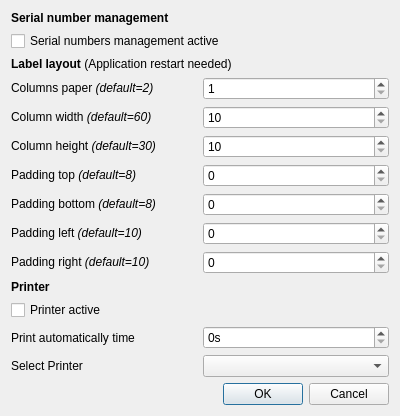
Before: the Qt Designer form app/ui/settings_diag.ui in davidsenoner/emec-drv-canopen-tester, drawn with Qt 5.
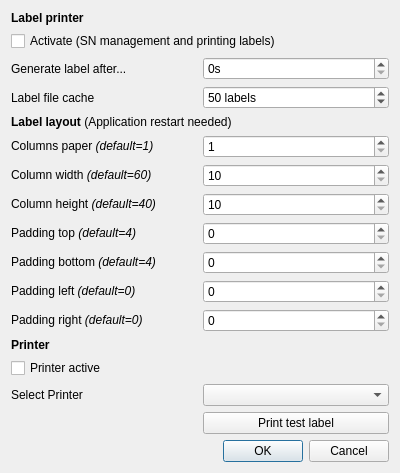
After: the same form once the commit is applied.

Commit message: feat: redesign label adding EMEC logo and table lines feat: print label when scanned/typed serial number feat: remove automatically older label files feat: add widgets for typing or scanning SN feat: print testlabel in settings dialog feat:

```diff
--- a/app/ui/settings_diag.ui
+++ b/app/ui/settings_diag.ui
@@ -7,7 +7,7 @@
     <x>0</x>
     <y>0</y>
     <width>400</width>
-    <height>384</height>
+    <height>443</height>
    </rect>
   </property>
   <property name="windowTitle">
@@ -17,7 +17,7 @@
    <item>
     <widget class="QLabel" name="label_2">
      <property name="text">
-      <string>&lt;html&gt;&lt;head/&gt;&lt;body&gt;&lt;p&gt;&lt;span style=&quot; font-weight:600;&quot;&gt;Serial number management&lt;/span&gt;&lt;/p&gt;&lt;/body&gt;&lt;/html&gt;</string>
+      <string>&lt;html&gt;&lt;head/&gt;&lt;body&gt;&lt;p&gt;&lt;span style=&quot; font-weight:600;&quot;&gt;Label printer&lt;/span&gt;&lt;/p&gt;&lt;/body&gt;&lt;/html&gt;</string>
      </property>
     </widget>
    </item>
@@ -26,7 +26,54 @@
      <item row="0" column="0">
       <widget class="QCheckBox" name="cb_sn_active">
        <property name="text">
-        <string>Serial numbers management active</string>
+        <string>Activate (SN management and printing labels)</string>
+       </property>
+      </widget>
+     </item>
+    </layout>
+   </item>
+   <item>
+    <layout class="QGridLayout" name="gridLayout_4">
+     <item row="0" column="1">
+      <widget class="QSpinBox" name="sb_print_autom_timer">
+       <property name="toolTip">
+        <string>After this test-time a test report label with serialnumber will be printed</string>
+       </property>
+       <property name="suffix">
+        <string>s</string>
+       </property>
+       <property name="maximum">
+        <number>3600</number>
+       </property>
+      </widget>
+     </item>
+     <item row="0" column="0">
+      <widget class="QLabel" name="label_3">
+       <property name="text">
+        <string>Generate label after...</string>
+       </property>
+      </widget>
+     </item>
+     <item row="1" column="0">
+      <widget class="QLabel" name="label_12">
+       <property name="text">
+        <string>Label file cache</string>
+       </property>
+      </widget>
+     </item>
+     <item row="1" column="1">
+      <widget class="QSpinBox" name="sb_label_file_cache">
+       <property name="suffix">
+        <string> labels</string>
+       </property>
+       <property name="minimum">
+        <number>1</number>
+       </property>
+       <property name="maximum">
+        <number>1000</number>
+       </property>
+       <property name="value">
+        <number>50</number>
        </property>
       </widget>
      </item>
@@ -44,14 +91,14 @@
      <item row="5" column="0">
       <widget class="QLabel" name="label_9">
        <property name="text">
-        <string>&lt;html&gt;&lt;head/&gt;&lt;body&gt;&lt;p&gt;Padding bottom &lt;span style=&quot; font-style:italic;&quot;&gt;(default=8)&lt;/span&gt;&lt;/p&gt;&lt;/body&gt;&lt;/html&gt;</string>
+        <string>&lt;html&gt;&lt;head/&gt;&lt;body&gt;&lt;p&gt;Padding bottom &lt;span style=&quot; font-style:italic;&quot;&gt;(default=4)&lt;/span&gt;&lt;/p&gt;&lt;/body&gt;&lt;/html&gt;</string>
        </property>
       </widget>
      </item>
      <item row="6" column="0">
       <widget class="QLabel" name="label_10">
        <property name="text">
-        <string>&lt;html&gt;&lt;head/&gt;&lt;body&gt;&lt;p&gt;Padding left &lt;span style=&quot; font-style:italic;&quot;&gt;(default=10)&lt;/span&gt;&lt;/p&gt;&lt;/body&gt;&lt;/html&gt;</string>
+        <string>&lt;html&gt;&lt;head/&gt;&lt;body&gt;&lt;p&gt;Padding left &lt;span style=&quot; font-style:italic;&quot;&gt;(default=0)&lt;/span&gt;&lt;/p&gt;&lt;/body&gt;&lt;/html&gt;</string>
        </property>
       </widget>
      </item>
@@ -71,14 +118,14 @@
      <item row="4" column="0">
       <widget class="QLabel" name="label_8">
        <property name="text">
-        <string>&lt;html&gt;&lt;head/&gt;&lt;body&gt;&lt;p&gt;Padding top &lt;span style=&quot; font-style:italic;&quot;&gt;(default=8)&lt;/span&gt;&lt;/p&gt;&lt;/body&gt;&lt;/html&gt;</string>
+        <string>&lt;html&gt;&lt;head/&gt;&lt;body&gt;&lt;p&gt;Padding top &lt;span style=&quot; font-style:italic;&quot;&gt;(default=4)&lt;/span&gt;&lt;/p&gt;&lt;/body&gt;&lt;/html&gt;</string>
        </property>
       </widget>
      </item>
      <item row="1" column="0">
       <widget class="QLabel" name="label_5">
        <property name="text">
-        <string>&lt;html&gt;&lt;head/&gt;&lt;body&gt;&lt;p&gt;Columns paper&lt;span style=&quot; font-style:italic;&quot;&gt; (default=2)&lt;/span&gt;&lt;/p&gt;&lt;/body&gt;&lt;/html&gt;</string>
+        <string>&lt;html&gt;&lt;head/&gt;&lt;body&gt;&lt;p&gt;Columns paper&lt;span style=&quot; font-style:italic;&quot;&gt; (default=1)&lt;/span&gt;&lt;/p&gt;&lt;/body&gt;&lt;/html&gt;</string>
        </property>
       </widget>
      </item>
@@ -105,7 +152,7 @@
      <item row="3" column="0">
       <widget class="QLabel" name="label_7">
        <property name="text">
-        <string>&lt;html&gt;&lt;head/&gt;&lt;body&gt;&lt;p&gt;Column height &lt;span style=&quot; font-style:italic;&quot;&gt;(default=30)&lt;/span&gt;&lt;/p&gt;&lt;/body&gt;&lt;/html&gt;</string>
+        <string>&lt;html&gt;&lt;head/&gt;&lt;body&gt;&lt;p&gt;Column height &lt;span style=&quot; font-style:italic;&quot;&gt;(default=40)&lt;/span&gt;&lt;/p&gt;&lt;/body&gt;&lt;/html&gt;</string>
        </property>
       </widget>
      </item>
@@ -125,7 +172,7 @@
      <item row="7" column="0">
       <widget class="QLabel" name="label_11">
        <property name="text">
-        <string>&lt;html&gt;&lt;head/&gt;&lt;body&gt;&lt;p&gt;Padding right &lt;span style=&quot; font-style:italic;&quot;&gt;(default=10)&lt;/span&gt;&lt;/p&gt;&lt;/body&gt;&lt;/html&gt;</string>
+        <string>&lt;html&gt;&lt;head/&gt;&lt;body&gt;&lt;p&gt;Padding right &lt;span style=&quot; font-style:italic;&quot;&gt;(default=0)&lt;/span&gt;&lt;/p&gt;&lt;/body&gt;&lt;/html&gt;</string>
        </property>
       </widget>
      </item>
@@ -160,19 +207,6 @@
    </item>
    <item>
     <layout class="QGridLayout" name="gridLayout_2">
-     <item row="3" column="1">
-      <widget class="QSpinBox" name="sb_print_autom_timer">
-       <property name="toolTip">
-        <string>After this test-time a test report label with serialnumber will be printed</string>
-       </property>
-       <property name="suffix">
-        <string>s</string>
-       </property>
-       <property name="maximum">
-        <number>3600</number>
-       </property>
-      </widget>
-     </item>
      <item row="4" column="0">
       <widget class="QLabel" name="label">
        <property name="text">
@@ -190,20 +224,24 @@
        </property>
       </widget>
      </item>
-     <item row="3" column="0">
-      <widget class="QLabel" name="label_3">
-       <property name="text">
-        <string>Print automatically time</string>
-       </property>
-      </widget>
-     </item>
-     <item row="4" column="1">
+     <item row="4" column="2">
       <widget class="QComboBox" name="cb_select_printer">
        <property name="toolTip">
         <string>Select a labelprinter from list</string>
        </property>
       </widget>
      </item>
+     <item row="5" column="2">
+      <layout class="QHBoxLayout" name="horizontalLayout">
+       <item>
+        <widget class="QPushButton" name="btn_print_test_label">
+         <property name="text">
+          <string>Print test label</string>
+         </property>
+        </widget>
+       </item>
+      </layout>
+     </item>
     </layout>
    </item>
    <item>
```
The commit also changes 9 other files.
